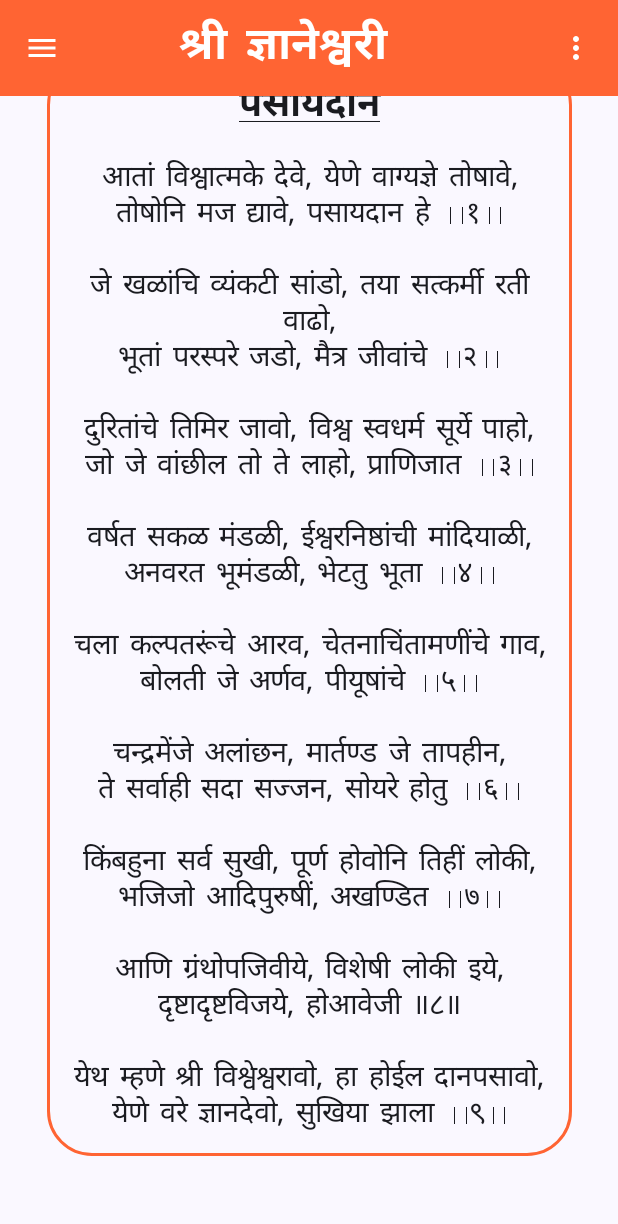
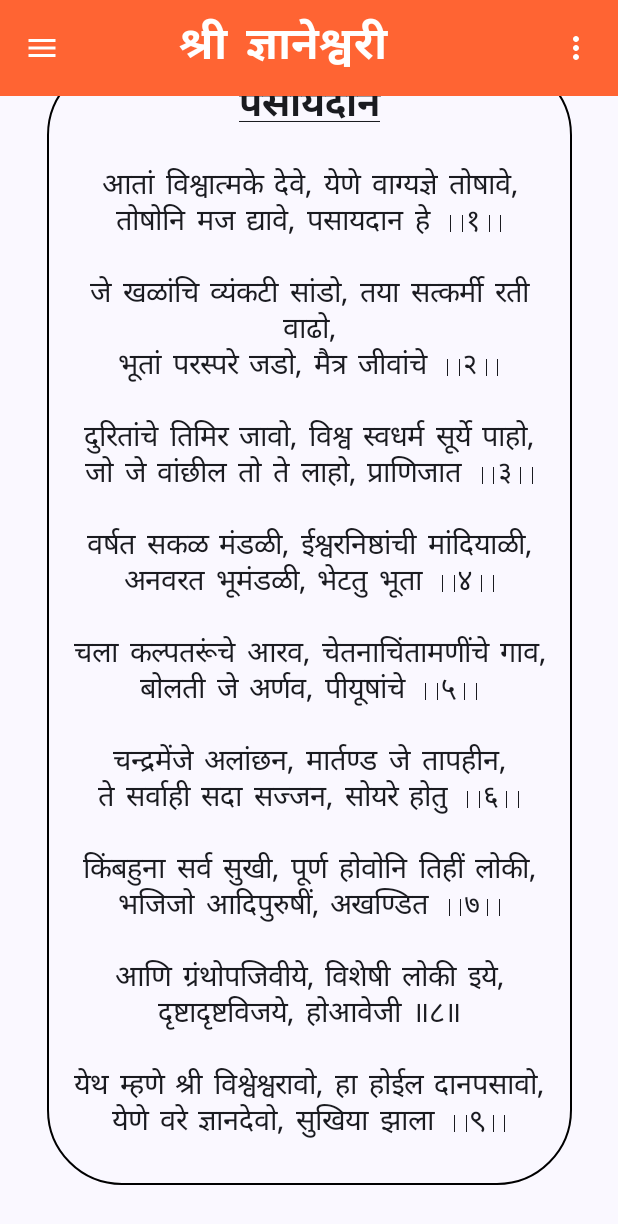
Before and after one commit to Rushi-31/Dnyneshwari, an Android app built with Jetpack Compose: the PASAYDAAN screen opened through its navigation route, on a phone screen of 412 x 824 dp. Shown: the top 1224 px of the screen. Run offline under Robolectric (Android 15) with nearby library versions, the phone set to English and light mode, and no system bars.

Commit message:
color changed

```diff
--- a/app/src/main/java/com/dyneshwari/composable/Pasaydaan.kt
+++ b/app/src/main/java/com/dyneshwari/composable/Pasaydaan.kt
@@ -18,6 +18,7 @@
     import androidx.compose.runtime.Composable
     import androidx.compose.ui.Alignment
     import androidx.compose.ui.Modifier
+    import androidx.compose.ui.graphics.Color
     import androidx.compose.ui.text.font.FontWeight
     import androidx.compose.ui.text.style.TextAlign
     import androidx.compose.ui.text.style.TextDecoration
@@ -41,8 +42,10 @@
                Spacer(modifier = Modifier.height(40.dp))
                Box(  modifier = Modifier
 
-                   .border(2.dp, color = Orange, shape = RoundedCornerShape(30.dp))
-                   .width(350.dp),
+                   .border(1.dp, color = Color.Black, shape = RoundedCornerShape(50.dp))
+                   .width(350.dp)
+                   .height(750.dp)
+                   ,
 
 
 
@@ -60,7 +63,7 @@
                )
 
 
-               Spacer(modifier = Modifier.height(20.dp))
+               Spacer(modifier = Modifier.height(25.dp))
 
                Text(
                    text = "आतां विश्वात्मके देवे, येणे वाग्यज्ञे तोषावे,\n" +
```
